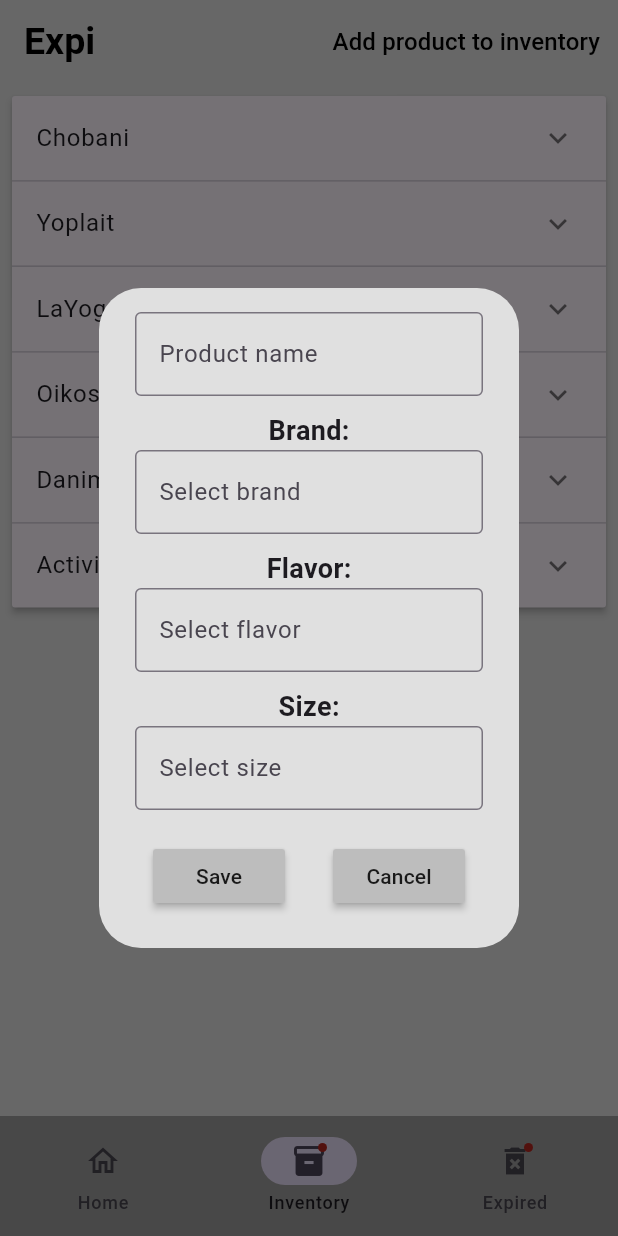
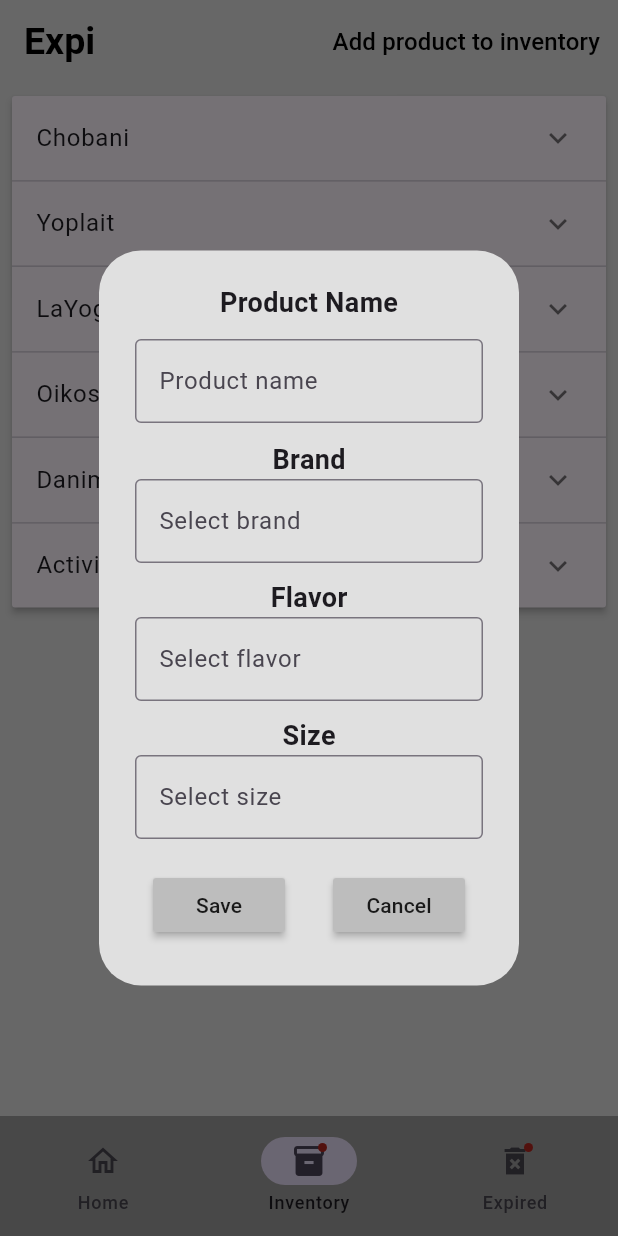
Before and after one commit to yadrielsamir/Expi, a Flutter app: the screen it shows after launch, item 2 of the bottom bar chosen, after a tap on "Add product to inventory", on a phone screen of 412 x 824 dp. Run offline on Flutter 3.47's test engine with Material 3 defaults, Android fonts, the phone set to English and light mode, and no system bars; drawn by our look-alikes of flutter_typeahead; our stand-ins replace table_calendar.

Commit message:
Minor Fixes

```diff
--- a/lib/core/util/addDialogBox.dart
+++ b/lib/core/util/addDialogBox.dart
@@ -58,12 +58,12 @@ class _DialogBoxState extends State<AddDialogBox> {
     return AlertDialog(
       backgroundColor: Colors.grey[300],
       content: Container(
-        height: 400,
+        height: 450,
         width: 200,
         child: Column(
           mainAxisAlignment: MainAxisAlignment.spaceAround,
           children: [
-            // const SizedBox(height: 10),
+            const Text('Product Name', style: TextStyle(fontWeight: FontWeight.bold, fontSize: 18),),
             TextField(
                 controller: _controller,
                 decoration: const InputDecoration(
@@ -71,7 +71,6 @@ class _DialogBoxState extends State<AddDialogBox> {
                   border: OutlineInputBorder(),
                 ),
               ),
-            const SizedBox(height: 10),
 
 
             Column(
@@ -80,7 +79,7 @@ class _DialogBoxState extends State<AddDialogBox> {
                 Column(
                   mainAxisAlignment: MainAxisAlignment.spaceAround,
                   children: [
-                    const Text('Brand:', style: TextStyle(fontWeight: FontWeight.bold, fontSize: 18),),
+                    const Text('Brand', style: TextStyle(fontWeight: FontWeight.bold, fontSize: 18),),
                     TypeAheadField<String?>(onSelected: (String? suggestion) {
                       _brandController.text = suggestion.toString();
                     }, builder: (context, controller, focusNode) {
@@ -101,7 +100,7 @@ class _DialogBoxState extends State<AddDialogBox> {
                     }),
 
                     const SizedBox(height: 10.0,),
-                    const Text('Flavor:', style: TextStyle(fontWeight: FontWeight.bold, fontSize: 18),),
+                    const Text('Flavor', style: TextStyle(fontWeight: FontWeight.bold, fontSize: 18),),
                     TypeAheadField<String?>(onSelected: (String? suggestion) {
                   _flavorController.text = suggestion.toString();
                 }, builder: (context, controller, focusNode) {
@@ -122,7 +121,7 @@ class _DialogBoxState extends State<AddDialogBox> {
                     }),
 
                     const SizedBox(height: 10.0,),
-                    const Text('Size:', style: TextStyle(fontWeight: FontWeight.bold, fontSize: 18),),
+                    const Text('Size', style: TextStyle(fontWeight: FontWeight.bold, fontSize: 18),),
                     TypeAheadField<double?>(onSelected: (double? suggestion) {
                       _sizeController.text = suggestion.toString();
                     }, builder: (context, controller, focusNode) {
```
Also changed, not shown: lib/core/util/dialogBox.dart (+5 -3 lines).
